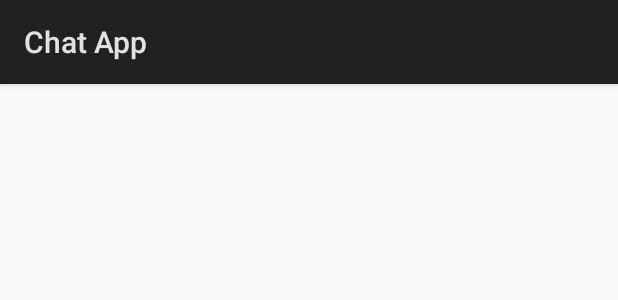
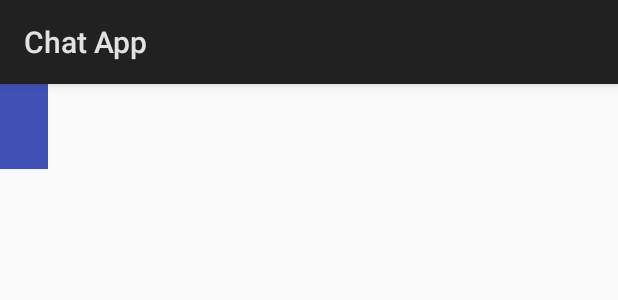
Before and after one commit to spogy10/ChatApp, an Android app: the layout content_chat.xml on its own in the app's theme, with its tools: preview values and no code run, on a phone screen of 412 x 824 dp. Shown: the top 300 px of the screen. Run offline under Robolectric (Android 15) with nearby library versions, the phone set to English and light mode, and no system bars.

```diff
--- a/app/src/main/res/layout/content_chat.xml
+++ b/app/src/main/res/layout/content_chat.xml
@@ -1,6 +1,16 @@
 <?xml version="1.0" encoding="utf-8"?>
 <LinearLayout xmlns:android="http://schemas.android.com/apk/res/android"
     android:orientation="vertical" android:layout_width="match_parent"
-    android:layout_height="match_parent">
+    android:paddingBottom="10dp"
+    android:layout_height="wrap_content">
+    <TextView
+        android:id="@+id/txtMessage"
+        android:layout_width="wrap_content"
+        android:layout_height="wrap_content"
+        android:padding="@dimen/activity_horizontal_margin"
+        android:textColor="@android:color/white"
+        android:background="@color/colorPrimary"
+        android:layout_gravity="left"
+        android:textAppearance="?android:attr/textAppearanceMedium"/>
 
 </LinearLayout>
```
Also changed, not shown: app/src/main/res/layout/activity_chat.xml (+63 -3 lines).
